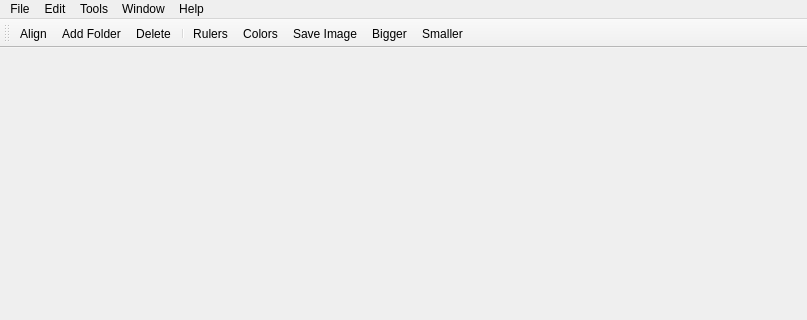
beowulfey/pylinnaeo, file linnaeo/ui/linnaeo.ui: the form before one commit; both pictures show x 0 to 807 and y 0 to 320 of the 807 by 636 pixel window.
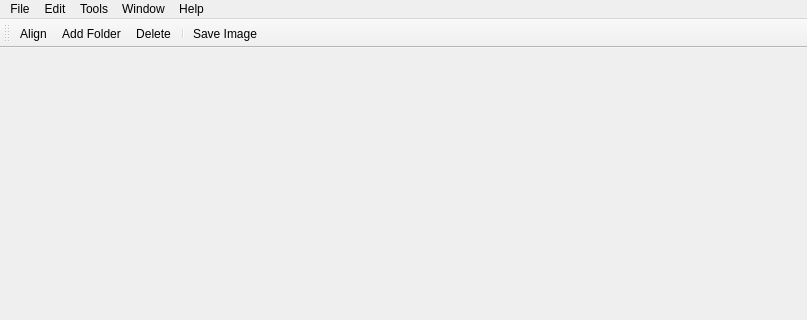
The form after the commit.

Diff of the .ui file:
```diff
--- a/linnaeo/ui/linnaeo.ui
+++ b/linnaeo/ui/linnaeo.ui
@@ -174,11 +174,7 @@
    <addaction name="actionNewFolder"/>
    <addaction name="actionDelete"/>
    <addaction name="separator"/>
-   <addaction name="actionRulers"/>
-   <addaction name="actionColors"/>
    <addaction name="actionSave_Image"/>
-   <addaction name="actionBigger"/>
-   <addaction name="actionSmaller"/>
   </widget>
   <action name="actionAlign">
    <property name="text">
```
Left out of the diff: 21 changed lines with no effect on the pictures.
